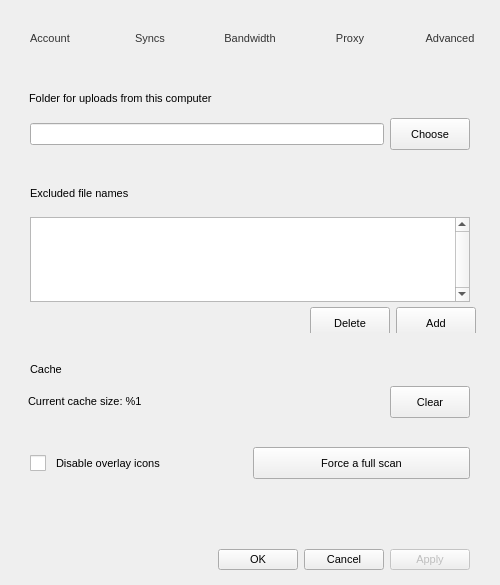
meganz/MEGAsync, file Source/MEGASync/gui/macx/SettingsDialog.ui: the form before one commit.
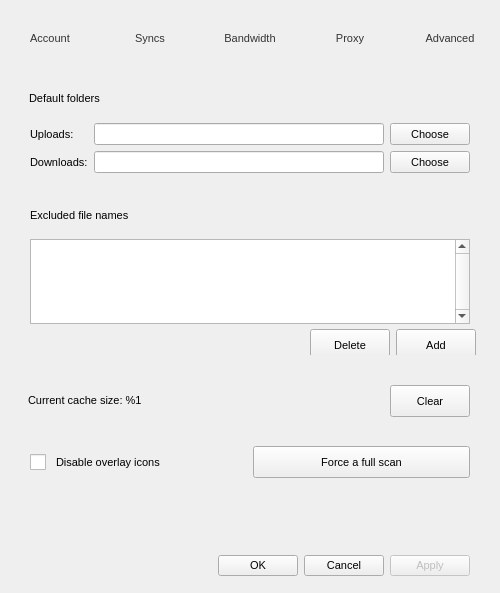
The form after the commit. The open tabs and pages were chosen to show the change. Icons and pictures are not drawn.

Commit message:
Default folder for downloads
GUI fixes

```diff
--- a/Source/MEGASync/gui/macx/SettingsDialog.ui
+++ b/Source/MEGASync/gui/macx/SettingsDialog.ui
@@ -10,7 +10,7 @@
     <x>0</x>
     <y>0</y>
     <width>500</width>
-    <height>585</height>
+    <height>593</height>
    </rect>
   </property>
   <property name="sizePolicy">
@@ -2324,7 +2324,7 @@
 padding-bottom: 3px;</string>
          </property>
          <property name="text">
-          <string>Folder for uploads from this computer</string>
+          <string>Default folders</string>
          </property>
         </widget>
        </item>
@@ -2363,18 +2363,60 @@
               <verstretch>0</verstretch>
              </sizepolicy>
             </property>
-            <layout class="QHBoxLayout" name="horizontalLayout_17">
+            <layout class="QHBoxLayout" name="horizontalLayout_19">
+             <property name="spacing">
+              <number>0</number>
+             </property>
+             <property name="margin">
+              <number>0</number>
+             </property>
+             <item>
+              <widget class="QGroupBox" name="groupBox_4">
+               <property name="sizePolicy">
+                <sizepolicy hsizetype="Preferred" vsizetype="Maximum">
+                 <horstretch>0</horstretch>
+                 <verstretch>0</verstretch>
+                </sizepolicy>
+               </property>
+               <property name="title">
+                <string/>
+               </property>
+               <property name="flat">
+                <bool>true</bool>
+               </property>
+               <layout class="QFormLayout" name="formLayout_3">
              <property name="leftMargin">
               <number>19</number>
              </property>
              <property name="topMargin">
+                 <number>5</number>
+                </property>
+                <property name="rightMargin">
               <number>0</number>
              </property>
+                <property name="bottomMargin">
+                 <number>9</number>
+                </property>
+                <item row="1" column="1">
+                 <widget class="QWidget" name="widget_15" native="true">
+                  <property name="sizePolicy">
+                   <sizepolicy hsizetype="Preferred" vsizetype="Maximum">
+                    <horstretch>0</horstretch>
+                    <verstretch>0</verstretch>
+                   </sizepolicy>
+                  </property>
+                  <layout class="QHBoxLayout" name="horizontalLayout_18">
+                   <property name="leftMargin">
+                    <number>0</number>
+                   </property>
+                   <property name="topMargin">
+                    <number>0</number>
+                   </property>
              <property name="rightMargin">
               <number>19</number>
              </property>
              <property name="bottomMargin">
-              <number>10</number>
+                    <number>0</number>
              </property>
              <item>
               <widget class="QLineEdit" name="eUploadFolder">
@@ -2385,10 +2427,16 @@
              </item>
              <item>
               <widget class="QPushButton" name="bUploadFolder">
+                     <property name="sizePolicy">
+                      <sizepolicy hsizetype="Minimum" vsizetype="Preferred">
+                       <horstretch>0</horstretch>
+                       <verstretch>0</verstretch>
+                      </sizepolicy>
+                     </property>
                <property name="minimumSize">
                 <size>
                  <width>0</width>
-                 <height>32</height>
+                       <height>0</height>
                 </size>
                </property>
                <property name="text">
@@ -2397,6 +2445,84 @@
                <property name="autoDefault">
                 <bool>false</bool>
                </property>
+                    </widget>
+                   </item>
+                  </layout>
+                 </widget>
+                </item>
+                <item row="2" column="1">
+                 <widget class="QWidget" name="widget_17" native="true">
+                  <property name="sizePolicy">
+                   <sizepolicy hsizetype="Preferred" vsizetype="Maximum">
+                    <horstretch>0</horstretch>
+                    <verstretch>0</verstretch>
+                   </sizepolicy>
+                  </property>
+                  <layout class="QHBoxLayout" name="horizontalLayout_21">
+                   <property name="leftMargin">
+                    <number>0</number>
+                   </property>
+                   <property name="topMargin">
+                    <number>0</number>
+                   </property>
+                   <property name="rightMargin">
+                    <number>19</number>
+                   </property>
+                   <property name="bottomMargin">
+                    <number>0</number>
+                   </property>
+                   <item>
+                    <widget class="QLineEdit" name="eDownloadFolder">
+                     <property name="readOnly">
+                      <bool>true</bool>
+                     </property>
+                    </widget>
+                   </item>
+                   <item>
+                    <widget class="QPushButton" name="bDownloadFolder">
+                     <property name="sizePolicy">
+                      <sizepolicy hsizetype="Minimum" vsizetype="Preferred">
+                       <horstretch>0</horstretch>
+                       <verstretch>0</verstretch>
+                      </sizepolicy>
+                     </property>
+                     <property name="minimumSize">
+                      <size>
+                       <width>0</width>
+                       <height>0</height>
+                      </size>
+                     </property>
+                     <property name="text">
+                      <string>Choose</string>
+                     </property>
+                     <property name="autoDefault">
+                      <bool>false</bool>
+                     </property>
+                    </widget>
+                   </item>
+                  </layout>
+                 </widget>
+                </item>
+                <item row="1" column="0">
+                 <widget class="QLabel" name="lUploadFolder">
+                  <property name="text">
+                   <string>Uploads:</string>
+                  </property>
+                 </widget>
+                </item>
+                <item row="2" column="0">
+                 <widget class="QLabel" name="lDownloadFolder">
+                  <property name="font">
+                   <font>
+                    <pointsize>-1</pointsize>
+                   </font>
+                  </property>
+                  <property name="text">
+                   <string>Downloads:</string>
+                  </property>
+                 </widget>
+                </item>
+               </layout>
               </widget>
              </item>
             </layout>
@@ -2680,22 +2806,6 @@
          </property>
         </widget>
        </item>
-       <item>
-        <widget class="QLabel" name="lCacheTitle">
-         <property name="sizePolicy">
-          <sizepolicy hsizetype="Preferred" vsizetype="Maximum">
-           <horstretch>0</horstretch>
-           <verstretch>0</verstretch>
-          </sizepolicy>
-         </property>
-         <property name="styleSheet">
-          <string notr="true">padding-left: 27px;</string>
-         </property>
-         <property name="text">
-          <string>Cache</string>
-         </property>
-        </widget>
-       </item>
        <item>
         <widget class="QGroupBox" name="gCache">
          <property name="sizePolicy">
```
Left out of the diff: 2 changed lines with no effect on the pictures. Lines whose indentation alone changed are shown as unchanged. The commit also changes 13 other files.
